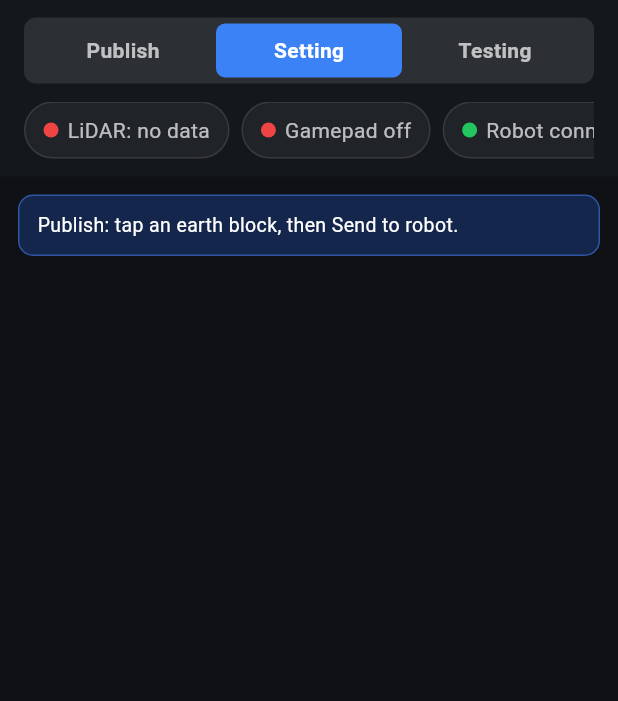
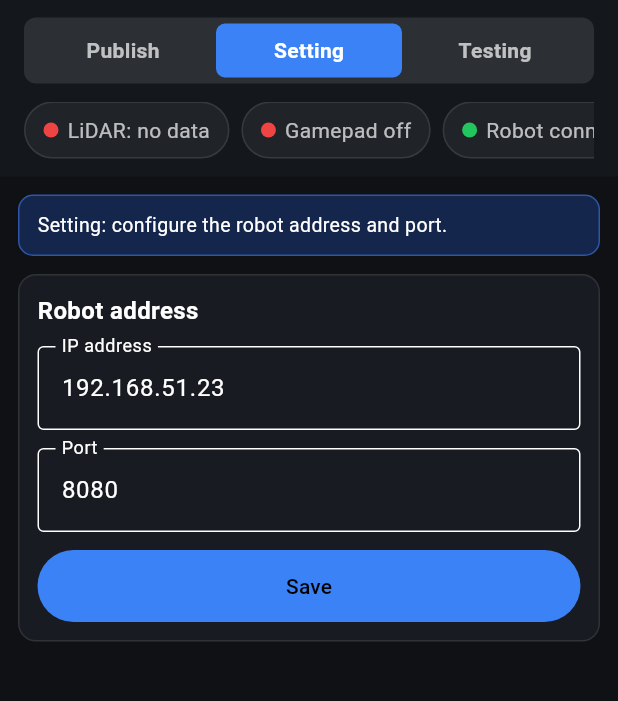
Before and after one commit to seanmanutnithya/dclab, a Flutter app: the screen it shows after launch, after a tap on "Setting", on a phone screen of 412 x 824 dp, the part 65-766 px from its top. Run offline on Flutter 3.47's test engine with Material 3 defaults, Android fonts, the phone set to English and light mode, and no system bars.

Commit message:
fix: navbar doesnn't link to tab

```diff
--- a/GUI/project_1/lib/pages/home_page.dart
+++ b/GUI/project_1/lib/pages/home_page.dart
@@ -4,6 +4,8 @@ import '../components/message_bar.dart';
 import '../components/navbar.dart';
 import '../services/robot_service.dart';
 import 'publish_tab.dart';
+import 'setting_tab.dart';
+import 'testing_tab.dart';
 
 class HomePage extends StatefulWidget {
   const HomePage({super.key});
@@ -18,8 +20,8 @@ class _HomePageState extends State<HomePage> {
   int selectedTab = 0;
   static const List<String> tabHints = [
     'Publish: tap an earth block, then Send to robot.',
-    'Publish: tap an earth block, then Send to robot.',
-    'Publish: tap an earth block, then Send to robot.',
+    'Setting: configure the robot address and port.',
+    'Testing: adjust simulated status and send a test command.',
   ];
   String message = tabHints[0];
 
@@ -66,6 +68,18 @@ class _HomePageState extends State<HomePage> {
                 index: selectedTab,
                 children: [
                   PublishTab(onSend: sendToRobot, onMessage: showMessage),
+                  SettingTab(robot: robot, onMessage: showMessage),
+                  TestingTab(
+                    lidarOn: lidarOn,
+                    gamepadOn: gamepadOn,
+                    robotConnected: robotConnected,
+                    onLidarChanged: (value) => setState(() => lidarOn = value),
+                    onGamepadChanged: (value) =>
+                        setState(() => gamepadOn = value),
+                    onRobotChanged: (value) =>
+                        setState(() => robotConnected = value),
+                    onSend: sendToRobot,
+                  ),
                 ],
               ),
             ),
--- a/GUI/project_1/lib/pages/publish_tab.dart
+++ b/GUI/project_1/lib/pages/publish_tab.dart
@@ -69,6 +69,7 @@ class _PublishTabState extends State<PublishTab> {
                     blockTypes: blockTypes,
                     selectedBlock: selectedBlock,
                     onBlockTap: selectBlock,
+                    fillAvailable: true,
                   ),
                 ),
               ),
@@ -76,12 +77,17 @@ class _PublishTabState extends State<PublishTab> {
             const SizedBox(width: 12),
             Expanded(
               flex: 2,
-              child: SingleChildScrollView(
               child: Column(
                 children: [
-                    AppCard(
+                  Expanded(
+                    child: AppCard(
                       title: 'Robot control',
-                      child: RobotControls(onCommand: widget.onSend),
+                      expandChild: true,
+                      child: RobotControls(
+                        onCommand: widget.onSend,
+                        expand: true,
+                      ),
+                    ),
                   ),
                   AppCard(
                     child: BlockPanel(
@@ -92,7 +98,6 @@ class _PublishTabState extends State<PublishTab> {
                     ),
                   ),
                 ],
-                ),
               ),
             ),
           ],
```
Also changed, not shown: 1 other file. Lines whose indentation alone changed are shown as unchanged.
